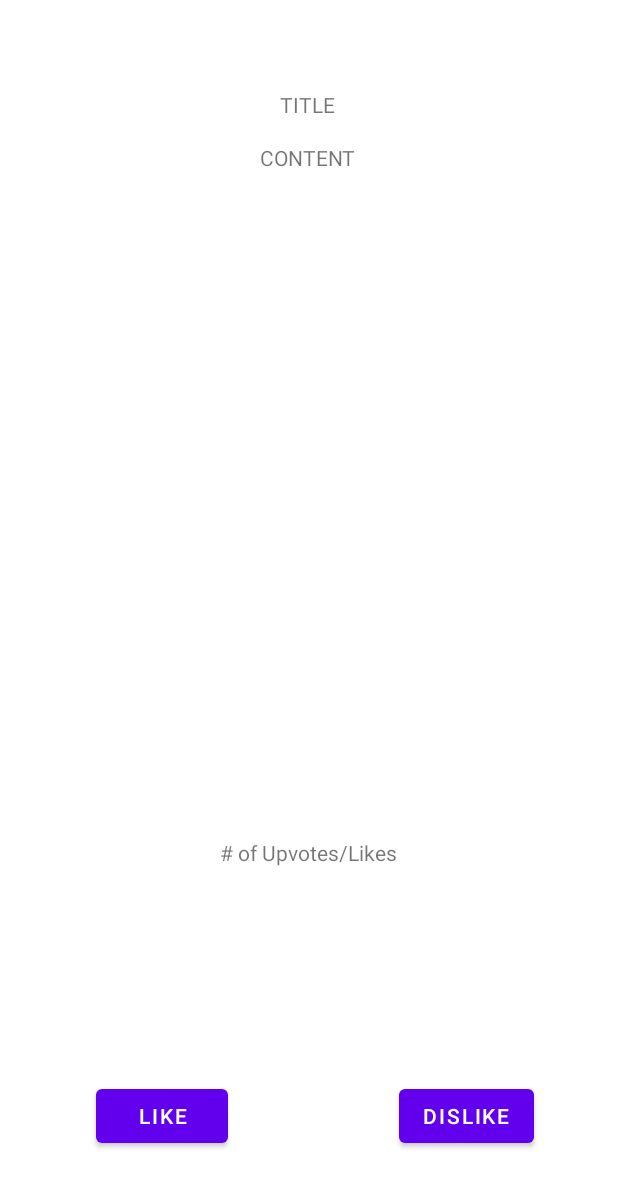
After one commit to CaryLefteroffPortfolio/SocialMediaApp, an Android app: the layout fragment_post_content_view.xml on its own in the app's theme, with its tools: preview values and no code run, on a phone screen of 412 x 824 dp. The commit adds this screen. Shown: the top 1187 px of the screen. Run offline under Robolectric (Android 15) with nearby library versions, the phone set to English and light mode, and no system bars.

Commit message:
updated layout

```diff
--- /dev/null
+++ b/app/src/main/res/drawable/ic_baseline_exit_to_app_24.xml
@@ -0,0 +1,5 @@
+<vector android:height="24dp" android:tint="#000000"
+    android:viewportHeight="24" android:viewportWidth="24"
+    android:width="24dp" xmlns:android="http://schemas.android.com/apk/res/android">
+    <path android:fillColor="@android:color/white" android:pathData="M10.09,15.59L11.5,17l5,-5 -5,-5 -1.41,1.41L12.67,11H3v2h9.67l-2.58,2.59zM19,3H5c-1.11,0 -2,0.9 -2,2v4h2V5h14v14H5v-4H3v4c0,1.1 0.89,2 2,2h14c1.1,0 2,-0.9 2,-2V5c0,-1.1 -0.9,-2 -2,-2z"/>
+</vector>
--- /dev/null
+++ b/app/src/main/res/drawable/ic_baseline_remove_circle_outline_24.xml
@@ -0,0 +1,5 @@
+<vector android:height="24dp" android:tint="#000000"
+    android:viewportHeight="24" android:viewportWidth="24"
+    android:width="24dp" xmlns:android="http://schemas.android.com/apk/res/android">
+    <path android:fillColor="@android:color/white" android:pathData="M7,11v2h10v-2L7,11zM12,2C6.48,2 2,6.48 2,12s4.48,10 10,10 10,-4.48 10,-10S17.52,2 12,2zM12,20c-4.41,0 -8,-3.59 -8,-8s3.59,-8 8,-8 8,3.59 8,8 -3.59,8 -8,8z"/>
+</vector>
--- /dev/null
+++ b/app/src/main/res/layout/fragment_post_content_view.xml
@@ -0,0 +1,71 @@
+<?xml version="1.0" encoding="utf-8"?>
+<FrameLayout xmlns:android="http://schemas.android.com/apk/res/android"
+    xmlns:app="http://schemas.android.com/apk/res-auto"
+    xmlns:tools="http://schemas.android.com/tools"
+    android:layout_width="match_parent"
+    android:layout_height="match_parent"
+    tools:context=".PostContentViewFragment">
+
+    <androidx.constraintlayout.widget.ConstraintLayout
+        android:layout_width="match_parent"
+        android:layout_height="match_parent">
+
+        <Button
+            android:id="@+id/like_button"
+            android:layout_width="wrap_content"
+            android:layout_height="wrap_content"
+            android:layout_marginStart="56dp"
+            android:layout_marginBottom="48dp"
+            android:text="@string/like"
+            app:layout_constraintBottom_toBottomOf="parent"
+            app:layout_constraintEnd_toStartOf="@+id/dislike_button"
+            app:layout_constraintHorizontal_bias="0.065"
+            app:layout_constraintStart_toStartOf="parent"
+            app:layout_constraintTop_toBottomOf="@+id/votes"
+            app:layout_constraintVertical_bias="0.948" />
+
+        <Button
+            android:id="@+id/dislike_button"
+            android:layout_width="wrap_content"
+            android:layout_height="wrap_content"
+            android:layout_marginEnd="56dp"
+            android:layout_marginBottom="48dp"
+            android:text="@string/dislike"
+            app:layout_constraintBottom_toBottomOf="parent"
+            app:layout_constraintEnd_toEndOf="parent"
+            app:layout_constraintTop_toBottomOf="@+id/votes"
+            app:layout_constraintVertical_bias="0.948" />
+
+        <TextView
+            android:id="@+id/title_text"
+            android:layout_width="wrap_content"
+            android:layout_height="wrap_content"
+            android:layout_marginTop="60dp"
+            android:text="@string/title"
+            app:layout_constraintEnd_toEndOf="parent"
+            app:layout_constraintHorizontal_bias="0.498"
+            app:layout_constraintStart_toStartOf="parent"
+            app:layout_constraintTop_toTopOf="parent" />
+
+        <TextView
+            android:id="@+id/Content_Text"
+            android:layout_width="wrap_content"
+            android:layout_height="wrap_content"
+            android:layout_marginTop="16dp"
+            android:text="@string/content"
+            app:layout_constraintEnd_toEndOf="@+id/title_text"
+            app:layout_constraintStart_toStartOf="@+id/title_text"
+            app:layout_constraintTop_toBottomOf="@+id/title_text" />
+
+        <TextView
+            android:id="@+id/votes"
+            android:layout_width="wrap_content"
+            android:layout_height="wrap_content"
+            android:layout_marginTop="444dp"
+            android:text="@string/of_upvotes_likes"
+            app:layout_constraintEnd_toEndOf="@+id/Content_Text"
+            app:layout_constraintStart_toStartOf="@+id/Content_Text"
+            app:layout_constraintTop_toBottomOf="@+id/Content_Text" />
+    </androidx.constraintlayout.widget.ConstraintLayout>
+
+</FrameLayout>
--- /dev/null
+++ b/app/src/main/res/menu/menu.xml
@@ -0,0 +1,5 @@
+<?xml version="1.0" encoding="utf-8"?>
+<menu xmlns:android="http://schemas.android.com/apk/res/android">
+    <item android:id="@+id/exit" android:title="@string/logout" android:icon="@drawable/ic_baseline_exit_to_app_24" />
+    <item android:id="@+id/refresh" android:title="@string/uninstall" android:icon="@drawable/ic_baseline_remove_circle_outline_24" />
+</menu>
--- a/app/src/main/res/values/strings.xml
+++ b/app/src/main/res/values/strings.xml
@@ -8,4 +8,13 @@
     <string name="user">username</string>
     <string name="password">password</string>
     <string name="email">email</string>
+    <string name="logout">logout</string>
+    <string name="uninstall">uninstall</string>
+    <string name="title">TITLE</string>
+    <string name="dislike">Dislike</string>
+    <string name="like">Like</string>
+    <string name="content">CONTENT</string>
+    <string name="of_upvotes_likes"># of Upvotes/Likes</string>
+    <string name="post_title">Post Title</string>
+    <string name="post_content">Post Content</string>
 </resources>
```
Also changed, not shown: app/src/main/res/layout/fragment_create_post.xml (added, +48 -0 lines), app/src/main/res/layout/fragment_login.xml (+1 -9 lines), app/src/main/res/navigation/forum_nav.xml (added, +27 -0 lines).
